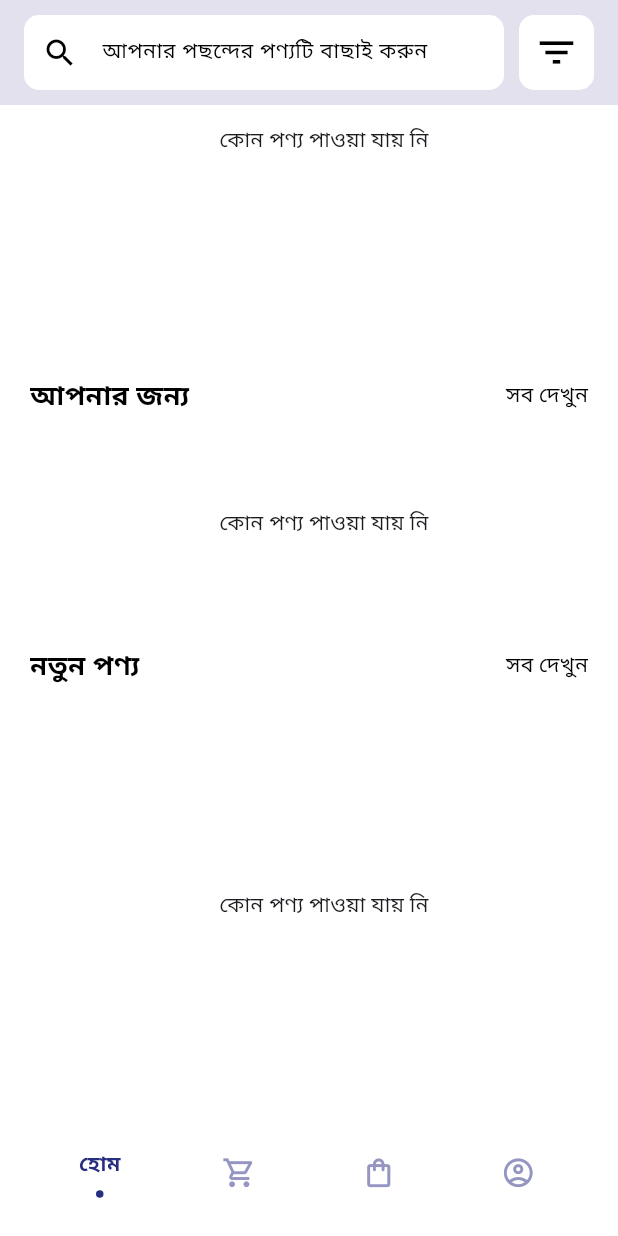
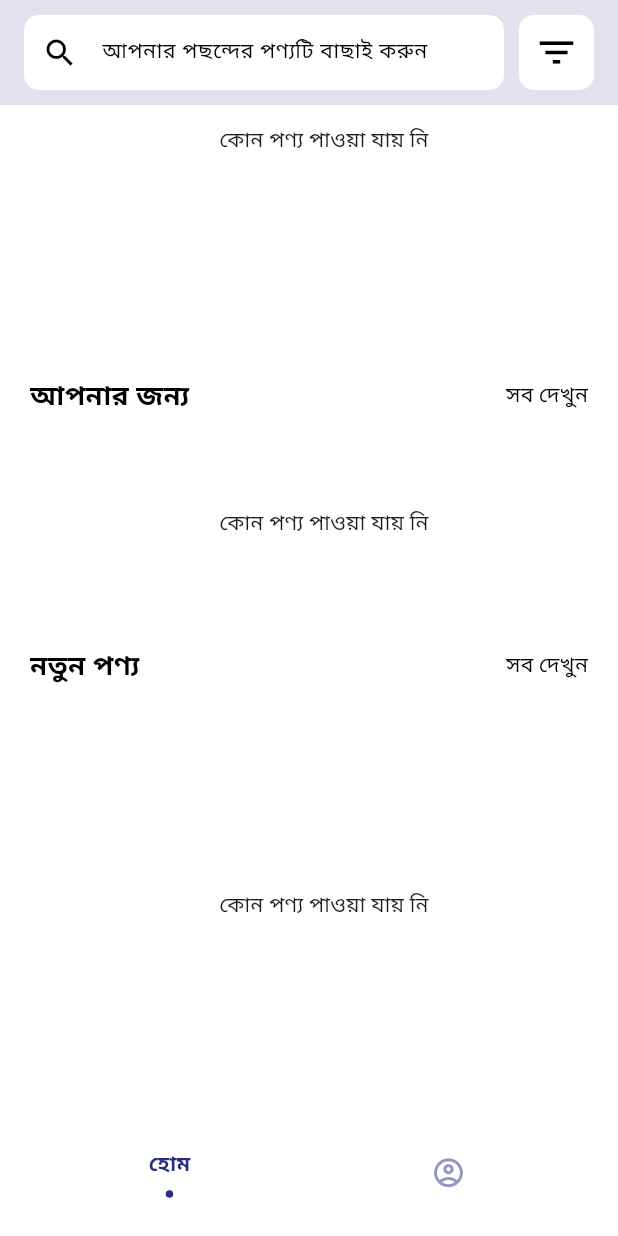
Before and after one commit to EusufUddin8926/flutter_e_commerce_app, a Flutter app: the screen it shows after launch, scrolled down 400 dp, on a phone screen of 412 x 824 dp. Run offline on Flutter 3.47's test engine with Material 3 defaults, Android fonts, the phone set to English and light mode, and no system bars; drawn by our look-alikes of flashy_tab_bar2; our stand-ins replace cloud_firestore, dotted_border, dropdown_button2, firebase_auth, firebase_core, firebase_storage and 9 more; missing offline and left inert: flutter_sslcommerz; accounts and stored records are empty.

Commit message:
Final changes

```diff
--- a/lib/main.dart
+++ b/lib/main.dart
@@ -41,6 +41,12 @@ class _HomePageState extends State<HomePage> {
   int _selectedPage = 0;
   String? _userType;
   bool _isLoading = true;
+  bool _isLoggedIn = false;
+
+  List<Widget> loggedOutPages = [
+    const ExplorePage(),
+    const ProfilePage(),
+  ];
 
   List<Widget> consumerPages = [
     const ExplorePage(),
@@ -65,17 +71,35 @@ class _HomePageState extends State<HomePage> {
   @override
   void initState() {
     _pageController = PageController(initialPage: 0);
-    _fetchUserType();
+    _checkLoginStatus();
+    // Listen for auth state changes
+    FirebaseAuth.instance.authStateChanges().listen((User? user) {
+      _checkLoginStatus();
+    });
     super.initState();
   }
 
-  Future<void> _fetchUserType() async {
+  Future<void> _checkLoginStatus() async {
     setState(() {
       _isLoading = true;
     });
 
     final user = FirebaseAuth.instance.currentUser;
     if (user != null) {
+      _isLoggedIn = true;
+      await _fetchUserType(user);
+    } else {
+      _isLoggedIn = false;
+      _userType = null;
+    }
+
+    setState(() {
+      _isLoading = false;
+      _updatePagesBasedOnUserStatus();
+    });
+  }
+
+  Future<void> _fetchUserType(User user) async {
     try {
       print("Fetching user type for UID: ${user.uid}");
       final docRef = FirebaseFirestore.instance.collection('user').doc(user.uid);
@@ -92,36 +116,24 @@ class _HomePageState extends State<HomePage> {
       print("Error fetching user type: $e");
       _userType = 'consumer'; // Default type in case of error
     }
-    } else {
-      print("No user is currently signed in");
-      _userType = 'consumer'; // Default type if no user is signed in
   }
 
-    setState(() {
-      _isLoading = false;
-      _updatePagesBasedOnUserType(); // Ensure UI updates with the correct pages
+  void _updatePagesBasedOnUserStatus() {
+    _selectedPage = 0; // Always reset to the first page when status changes
+    WidgetsBinding.instance.addPostFrameCallback((_) {
+      _pageController.jumpToPage(_selectedPage);
     });
-  }
-
-  void _updatePagesBasedOnUserType() {
-    if (_userType == 'farmer') {
-      _selectedPage = 0; // Reset to the first page
-      WidgetsBinding.instance.addPostFrameCallback((_) {
-        _pageController.jumpToPage(0);
-      });
-    }
   }
 
   @override
   Widget build(BuildContext context) {
-
     if (_isLoading) {
       return const Scaffold(
         body: Center(child: CircularProgressIndicator()),
       );
     }
 
-    final pages = _userType == 'farmer' ? farmerPages : consumerPages;
+    final pages = !_isLoggedIn ? loggedOutPages : (_userType == 'farmer' ? farmerPages : consumerPages);
 
     return Scaffold(
       body: PageView(
@@ -136,8 +148,25 @@ class _HomePageState extends State<HomePage> {
         selectedIndex: _selectedPage,
         showElevation: false,
         onItemSelected: (index) => _onItemTapped(index),
-        items: _userType == 'farmer'
-            ? [
+        items: _getTabBarItems(),
+      ),
+    );
+  }
+
+  List<FlashyTabBarItem> _getTabBarItems() {
+    if (!_isLoggedIn) {
+      return [
+        FlashyTabBarItem(
+          icon: const Icon(Icons.home_outlined, size: 23),
+          title: const Text('হোম'),
+        ),
+        FlashyTabBarItem(
+          icon: const Icon(Icons.account_circle_outlined, size: 23),
+          title: const Text('প্রোফাইল'),
+        ),
+      ];
+    } else if (_userType == 'farmer') {
+      return [
         FlashyTabBarItem(
           icon: const Icon(Icons.home_outlined, size: 23),
           title: const Text('হোম'),
@@ -150,8 +179,9 @@ class _HomePageState extends State<HomePage> {
           icon: const Icon(Icons.account_circle_outlined, size: 23),
           title: const Text('প্রোফাইল'),
         ),
-        ]
-            : [
+      ];
+    } else {
+      return [
         FlashyTabBarItem(
           icon: const Icon(Icons.home_outlined, size: 23),
           title: const Text('হোম'),
@@ -168,8 +198,7 @@ class _HomePageState extends State<HomePage> {
           icon: const Icon(Icons.account_circle_outlined, size: 23),
           title: const Text('প্রোফাইল'),
         ),
-        ],
-      ),
-    );
+      ];
     }
   }
+}
--- a/lib/models/order_model.dart
+++ b/lib/models/order_model.dart
@@ -9,6 +9,7 @@ class OrderModel {
   final String sellerId;
   final String customerId;
   final String customerName;
+  final String phoneNumber;
   final String productName;
   final String sellerName;
   String product_amount;
@@ -24,6 +25,7 @@ class OrderModel {
       this.sellerId,
       this.customerId,
       this.customerName,
+      this.phoneNumber,
       this.productName,
       this.sellerName,
       this.product_amount,
@@ -41,6 +43,7 @@ class OrderModel {
         json["sellerId"] as String,
         json["customerId"] as String,
         json["customerName"] as String,
+        json["phoneNumber"] as String,
         json["productName"] as String,
         json["sellerName"] as String,
         json["product_amount"] as String,
@@ -59,6 +62,7 @@ class OrderModel {
       "sellerId": productName,
       "customerId": customerId,
       "customerName": customerName,
+      "phoneNumber": phoneNumber,
       "productName": productName,
       "sellerName": sellerName,
       "product_amount": product_amount,
@@ -73,6 +77,6 @@ class OrderModel {
 
   @override
   String toString() {
-    return 'OrderModel{orderId: $orderId, sellerId: $sellerId, customerId: $customerId, customerName: $customerName, productName: $productName, sellerName: $sellerName, product_amount: $product_amount, product_price: $product_price, total_price: $total_price, orderStatus: $orderStatus, paymentType: $paymentType, shippingAddress: $shippingAddress, orderRating: $orderRating}';
+    return 'OrderModel{orderId: $orderId, sellerId: $sellerId, customerId: $customerId, customerName: $customerName, phoneNumber: $phoneNumber, productName: $productName, sellerName: $sellerName, product_amount: $product_amount, product_price: $product_price, total_price: $total_price, orderStatus: $orderStatus, paymentType: $paymentType, shippingAddress: $shippingAddress, orderRating: $orderRating}';
   }
 }
--- a/lib/pages/cart.dart
+++ b/lib/pages/cart.dart
@@ -118,7 +118,7 @@ class _CartPageState extends State<CartPage> with TickerProviderStateMixin {
               child: const Row(
                 mainAxisAlignment: MainAxisAlignment.spaceBetween,
                 children: <Widget>[
-                  Text('শিপিং চার্জ', style: TextStyle(fontSize: 18)),
+                  Text('শিপিং চার্জ + প্লাটফর্ম ফি', style: TextStyle(fontSize: 18)),
                   Text('\৳100', style: TextStyle(fontSize: 18, fontWeight: FontWeight.bold)),
                 ],
               ),
@@ -187,7 +187,7 @@ class _CartPageState extends State<CartPage> with TickerProviderStateMixin {
           Icon(Icons.shopping_cart_outlined, size: 100, color: Colors.grey),
           SizedBox(height: 20),
           Text(
-            'Your cart is empty',
+            'আপনার কার্টে কিছু নেই',
             style: TextStyle(fontSize: 24, color: Colors.grey),
           ),
         ],
--- a/lib/pages/explore.dart
+++ b/lib/pages/explore.dart
@@ -983,10 +983,6 @@ class _ExplorePageState extends State<ExplorePage> with TickerProviderStateMixin
 
 
 
-
-
-
-
   Widget _buildAmountSelector(void Function(void Function()) setState) {
     return Column(
       crossAxisAlignment: CrossAxisAlignment.start,
--- a/lib/pages/payment.dart
+++ b/lib/pages/payment.dart
@@ -41,7 +41,7 @@ class _PaymentPageState extends State<PaymentPage> {
   Widget build(BuildContext context) {
     return Scaffold(
       appBar: AppBar(
-        title: const Text('পেমেন্ট', style: TextStyle(color: Colors.black)),
+        title: const Text('চেকআউট', style: TextStyle(color: Colors.black)),
         backgroundColor: Colors.transparent,
         elevation: 0,
         iconTheme: const IconThemeData(color: Colors.black),
@@ -65,7 +65,7 @@ class _PaymentPageState extends State<PaymentPage> {
               buildPaymentOption(context, 'ক্যাশ অন ডেলিভারি', Icons.money),*/
               const SizedBox(height: 30),
               const Text('ঠিকানা দিন', style: TextStyle(fontSize: 18)),
-              SizedBox(height: 8,),
+              const SizedBox(height: 8,),
               TextField(
                 controller: addressController,
                 decoration: const InputDecoration(
@@ -228,7 +228,7 @@ class _PaymentPageState extends State<PaymentPage> {
 
     for(Product product in cartItems){
       var timeStamp  = DateTime.now().millisecondsSinceEpoch;
-      FirestoreServices.saveOrders(OrderModel(timeStamp.toString(), product.sellerId, FirebaseAuth.instance.currentUser!.uid,FirebaseAuth.instance.currentUser!.displayName!, product.productName, product.sellerName, product.product_amount, product.product_price, product.total_price, "Pending", selectedPaymentMethod == 1 && cardType.isEmpty ? "ক্যাশ ওন ডেলিভারি": cardType, addressController.text.toString(), 0));
+      FirestoreServices.saveOrders(OrderModel(timeStamp.toString(), product.sellerId, FirebaseAuth.instance.currentUser!.uid,FirebaseAuth.instance.currentUser!.displayName!,FirebaseAuth.instance.currentUser!.phoneNumber!,product.productName, product.sellerName, product.product_amount, product.product_price, product.total_price, "Pending", selectedPaymentMethod == 1 && cardType.isEmpty ? "ক্যাশ ওন ডেলিভারি": cardType, addressController.text.toString(), 0));
     }
     FirestoreServices.removeAllCartItemsFromFirestore();
 
--- a/lib/service/firestore_service.dart
+++ b/lib/service/firestore_service.dart
@@ -63,6 +63,7 @@ class FirestoreServices {
         'sellerId': order.sellerId,
         'customerId': order.customerId,
         'customerName': order.customerName,
+        'phone_number' : order.phoneNumber,
         'productName': order.productName,
         'sellerName': order.sellerName,
         'product_amount': order.product_amount,
```
Also changed, not shown: lib/pages/farmer_order.dart (+24 -20 lines), lib/pages/orders.dart (+27 -19 lines), lib/pages/signin_screen.dart (+23 -12 lines), lib/pages/singup_screen.dart (+22 -8 lines). Lines whose indentation alone changed are shown as unchanged.
